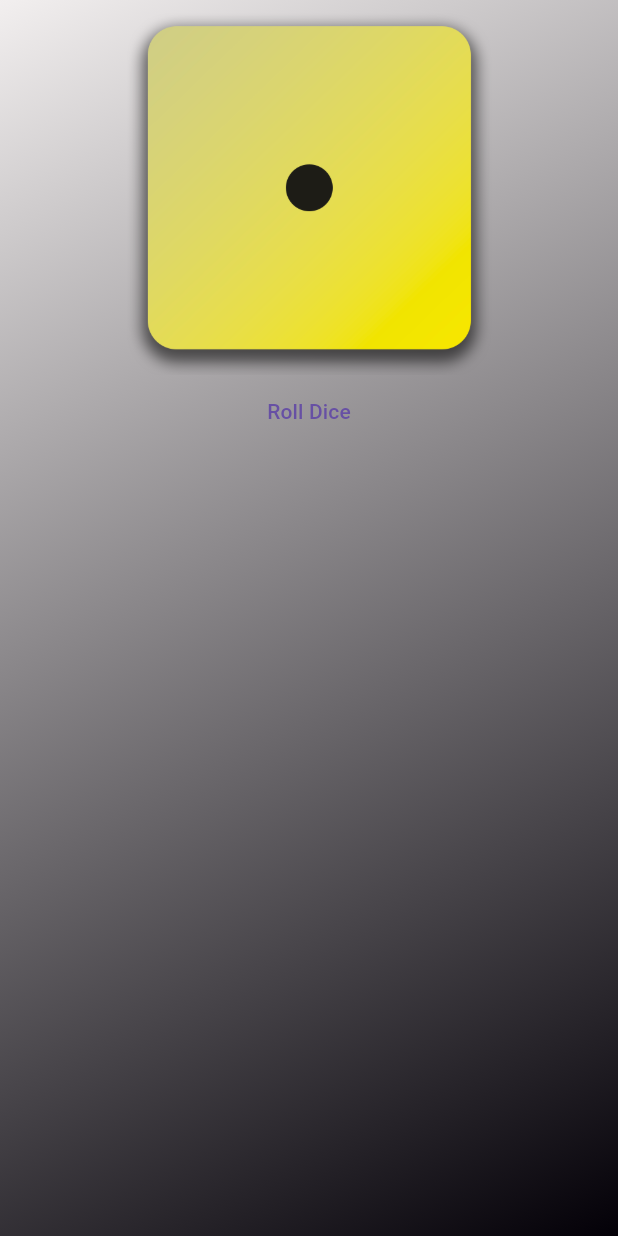
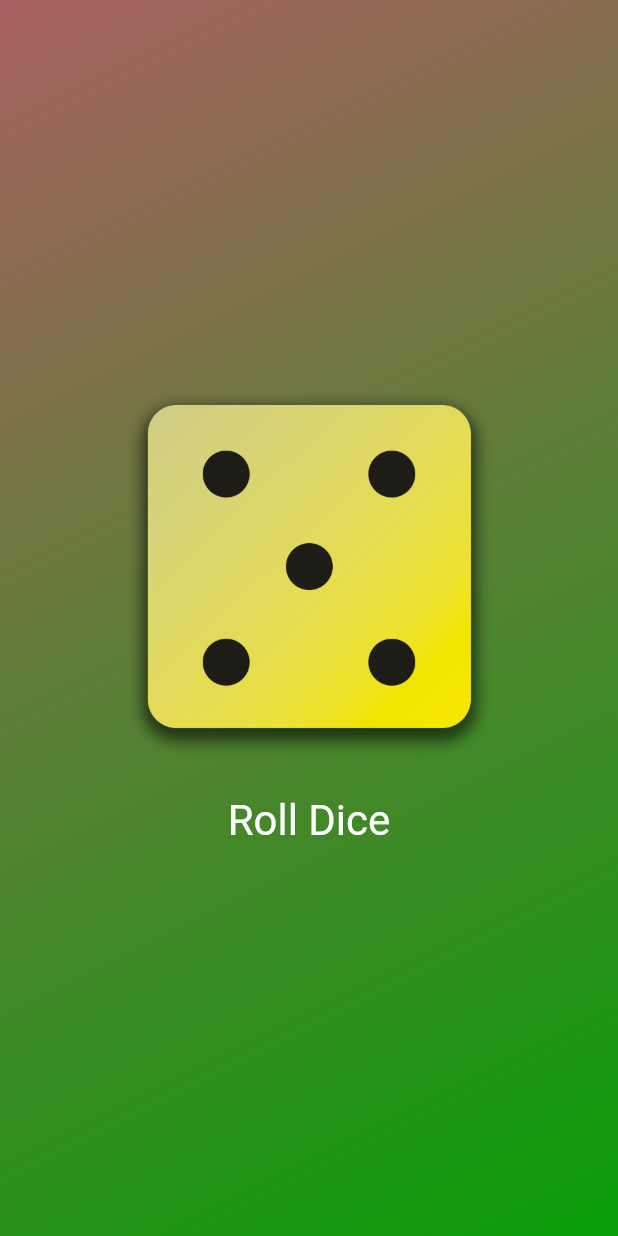
Before and after one commit to Joseph-Ofodum/first-flutter-app, a Flutter app: the screen it shows after launch, after a tap on "Roll Dice", on a phone screen of 412 x 824 dp. Run offline on Flutter 3.47's test engine with Material 3 defaults, Android fonts, the phone set to English and light mode, and no system bars.

Commit message:
diceRoll application

```diff
--- /dev/null
+++ b/first_app/lib/dice_roller.dart
@@ -0,0 +1,54 @@
+import 'package:flutter/material.dart';
+import 'dart:math';
+
+class DiceRoller extends StatefulWidget{
+
+  const DiceRoller({super.key});
+
+  @override
+  State<DiceRoller> createState() {
+    return _DiceRollerState();
+  }
+}
+
+class _DiceRollerState extends State<DiceRoller> {
+  var activeImage = 'assets/images/dice-1.png';
+
+  void rollDice () {
+    var diceRoll = Random().nextInt(6) + 1;
+    setState(() {
+        activeImage = 'assets/images/dice-$diceRoll.png';
+
+    });
+
+  }
+
+  @override
+  Widget build(context) {
+
+    return Column(
+          mainAxisSize: MainAxisSize.min,
+          children: [
+            Image.asset(
+              activeImage,
+               width: 250
+               ),
+            const SizedBox(height: 20),
+            TextButton(
+              onPressed: rollDice,
+              style: TextButton.styleFrom(
+                // padding: const EdgeInsets.only(
+                //   top: 20,
+                // ),
+                foregroundColor: Colors.white,
+                textStyle: const TextStyle(fontSize: 28),
+              ),
+              child: const Text(
+                'Roll Dice',
+              ),
+            )
+          ],
+        );
+
+  }
+}
--- a/first_app/lib/gradient_container.dart
+++ b/first_app/lib/gradient_container.dart
@@ -1,48 +1,33 @@
+import 'package:first_app/dice_roller.dart';
 import 'package:flutter/material.dart';
-import 'package:first_app/styled_text.dart';
 
 const startAlignment = Alignment.topLeft;
 const endAlignment = Alignment.bottomRight;
 
-
-class GradientContainer extends StatelessWidget{
+class GradientContainer extends StatelessWidget {
   const GradientContainer(this.color1, this.color2, {super.key});
 
    const GradientContainer.purple({super.key})
-  :color1 =Colors.deepPurple,
-   color2 =Colors.indigo;
-
+      : color1 = Colors.deepPurple,
+        color2 = Colors.indigo;
 
   final Color color1;
   final Color color2;
 
-void rollDice () {
-
-}
+  void rollDice() {}
 
   @override
   Widget build(context) {
     return Container(
-          decoration:  BoxDecoration(
+      decoration: BoxDecoration(
         gradient: LinearGradient(
-              colors: [color1, color2] ,
+          colors: [color1, color2],
           begin: startAlignment,
           end: endAlignment,
-
         ),
       ),
-          child:   Center(
-            child: Column(children: [
-              Image.asset(
-               'assets/images/dice-1.png',
-               width: 250
-              ),
-              TextButton(
-                onPressed: rollDice,
-                child: const Text('Roll Dice'),
-              )
-              ],
-              )
+      child:   const Center(
+        child: DiceRoller(),
       ),
     );
   }
--- a/first_app/lib/main.dart
+++ b/first_app/lib/main.dart
@@ -6,8 +6,8 @@ void main() {
      const MaterialApp(
       home: Scaffold(
         body: GradientContainer(
-          Color.fromARGB(255, 242, 239, 239),
-          Color.fromARGB(255, 3, 0, 7)
+          Color.fromARGB(255, 168, 97, 97),
+          Color.fromARGB(255, 8, 158, 8)
           ),
       ),
     ),
```
Lines whose indentation alone changed are shown as unchanged.
